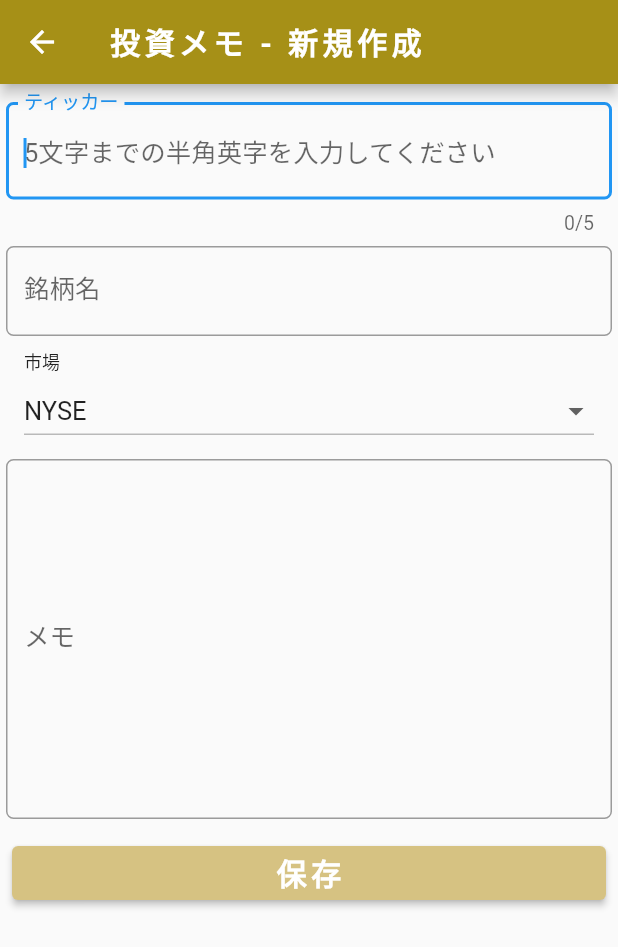
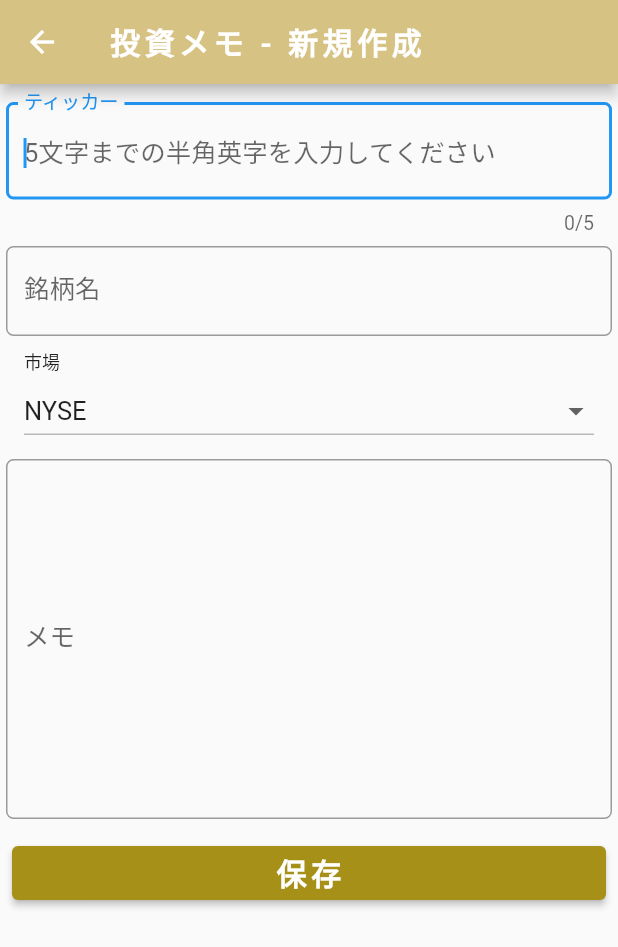
Before and after one commit to arafipro/usstockminimemo, a Flutter app: the EditPage screen opened directly, on a phone screen of 412 x 824 dp. Shown: the top 947 px of the screen. Run offline on Flutter 3.47's test engine with Material 2 defaults, Android fonts, the light colour scheme and no system bars; our stand-ins replace google_mobile_ads, sqflite; accounts and stored records are empty.

Commit message:
アプリの配色を変更
アプリの配色を若干変更

```diff
--- a/lib/constants/colors.dart
+++ b/lib/constants/colors.dart
@@ -1,7 +1,7 @@
 import 'package:usstockminimemo/constants/imports.dart';
 
 // https://mycolor.space/?hex=%230C8874&sub=1
-const Color appBarColor = Color(0xFFA69017);
-const Color buttonColor = Color(0xFFD6C282);
+const Color appBarColor = Color(0xFFD6C282);
+const Color buttonColor = Color(0xFFA69017);
 const Color bgColor = Color(0xFFFEF9EE);
 const Color textColor = Color(0xFFFFFFFF);
```
